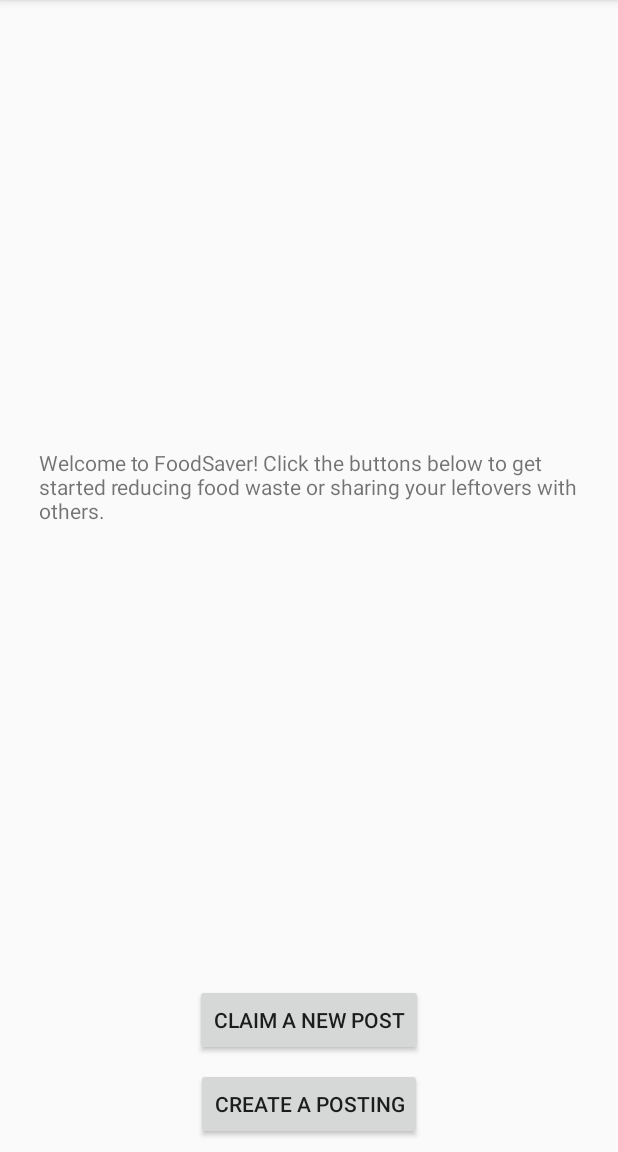
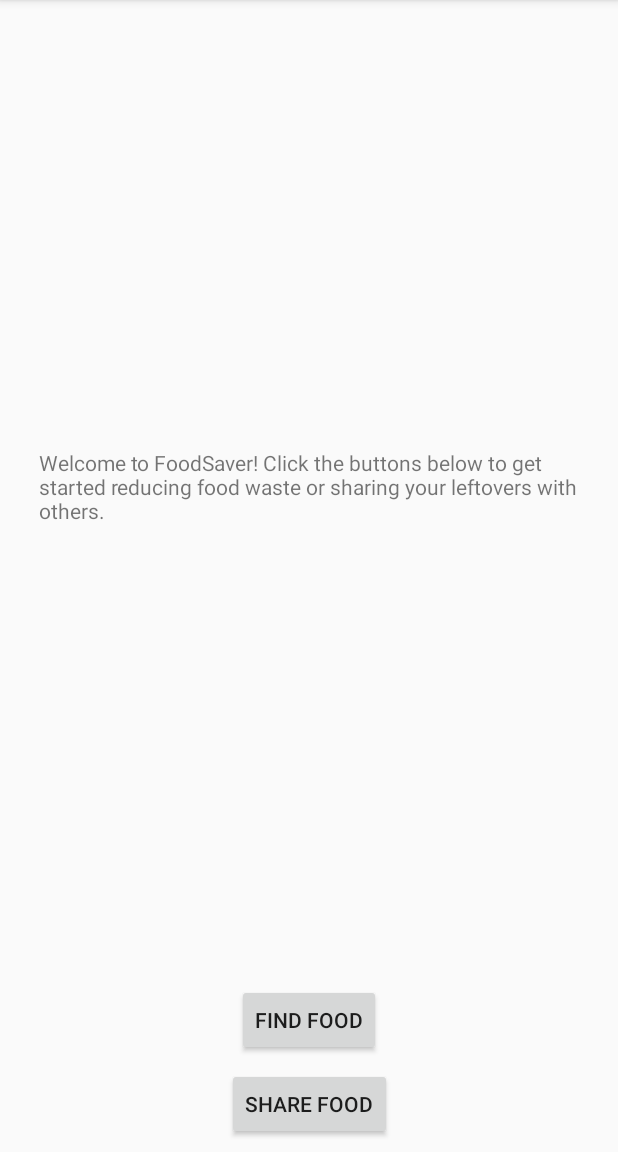
Before and after one commit to MeghanaVKasal/foodSavers, an Android app: the screen it shows after launch (MainActivity), on a phone screen of 412 x 824 dp, the part 84-1236 px from its top. Run offline under Robolectric (Android 15) with nearby library versions, the phone set to English and light mode, and no system bars; our stand-ins replace Firebase (no records; nobody signed in at launch, a user with empty details on screens opened directly); libraries missing offline, so code that uses them is left out: com.firebase.ui; 2 statements that could not run were skipped.

Commit message:
small text fix

```diff
--- a/app/src/main/res/layout/content_main.xml
+++ b/app/src/main/res/layout/content_main.xml
@@ -29,7 +29,7 @@
         android:layout_marginStart="8dp"
         android:layout_marginEnd="8dp"
         android:layout_marginBottom="8dp"
-        android:text="CLAIM A NEW POST"
+        android:text="FIND FOOD"
         app:layout_constraintBottom_toTopOf="@+id/create_post_button"
         app:layout_constraintEnd_toEndOf="parent"
         app:layout_constraintStart_toStartOf="parent"/>
@@ -41,7 +41,7 @@
         android:layout_marginStart="8dp"
         android:layout_marginEnd="8dp"
         android:layout_marginBottom="8dp"
-        android:text="CREATE A POSTING"
+        android:text="SHARE FOOD"
         app:layout_constraintBottom_toBottomOf="parent"
         app:layout_constraintEnd_toEndOf="parent"
         app:layout_constraintStart_toStartOf="parent"/>
```
